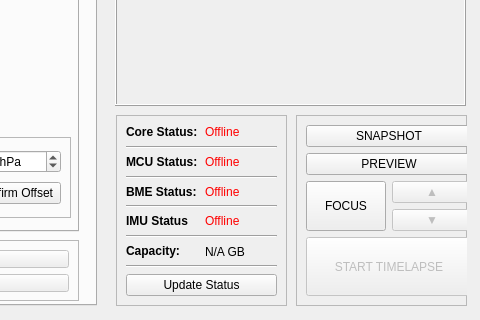
Before: the Qt Designer form _ui/Clinostat.ui in CoCl-Jerry/SciSpin_Max_Dev, drawn with Qt 5; both pictures show x 544 to 1024 and y 255 to 575 of the 1024 by 575 pixel window.
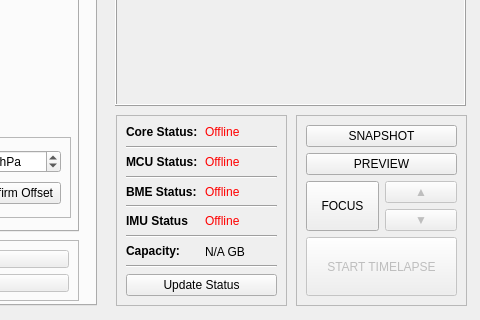
After: the same form once the commit is applied. The open tabs and pages were chosen to show the change. Icons and pictures are not drawn. Custom widgets are drawn as their Qt base class.

Diff of the .ui file:
```diff
--- a/_ui/Clinostat.ui
+++ b/_ui/Clinostat.ui
@@ -1935,7 +1935,7 @@
       <rect>
        <x>10</x>
        <y>10</y>
-       <width>166</width>
+       <width>151</width>
        <height>171</height>
       </rect>
      </property>
```
Left out of the diff: 2 changed lines with no effect on the pictures.
